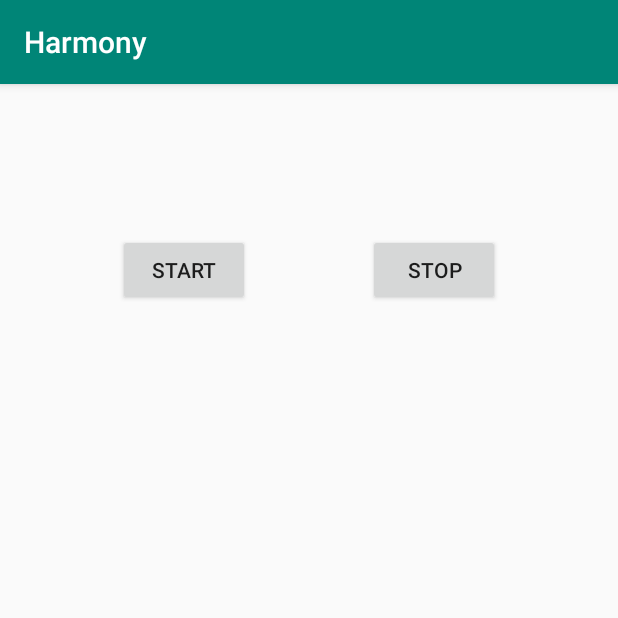
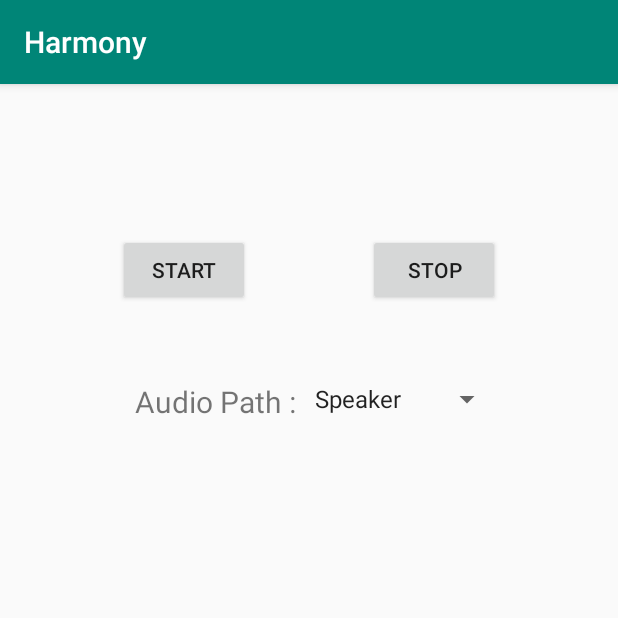
Before and after one commit to pqrk8805/acafela, an Android app: the screen it shows after launch (TestEncodingActivity), after a tap on "TEST ENCODING", on a phone screen of 412 x 824 dp, the top half of it. Run offline under Robolectric (Android 15) with nearby library versions, the light colour scheme and no system bars.

Commit message:
Test Audio Path Selection with TestEncodingActivity

```diff
--- a/src/android/app/src/main/java/com/acafela/harmony/activity/TestEncodingActivity.java
+++ b/src/android/app/src/main/java/com/acafela/harmony/activity/TestEncodingActivity.java
@@ -1,5 +1,6 @@
 package com.acafela.harmony.activity;
 
+import android.content.Context;
 import android.media.AudioFormat;
 import android.media.AudioManager;
 import android.media.AudioRecord;
@@ -10,15 +11,24 @@ import android.support.v7.app.AppCompatActivity;
 import android.os.Bundle;
 import android.util.Log;
 import android.view.View;
+import android.widget.AdapterView;
+import android.widget.ArrayAdapter;
 import android.widget.Button;
+import android.widget.Spinner;
+import android.widget.Toast;
 
 import com.acafela.harmony.R;
 
 public class TestEncodingActivity extends AppCompatActivity {
     private static final String LOG_TAG = TestEncodingActivity.class.getName();
 
+    private static final int SPINNER_SPEAKER = 0;
+    private static final int SPINNER_EARPIECE = 1;
+    private static final int SPINNER_BLUETOOTH = 2;
+
     Button mStartButton;
     Button mStopButton;
+    private AudioManager mAudioManager;
     AudioThread mAudioThread = new AudioThread();
 
     @Override
@@ -28,6 +38,61 @@ public class TestEncodingActivity extends AppCompatActivity {
 
         mStartButton = findViewById(R.id.start_button);
         mStopButton = findViewById(R.id.stop_button);
+
+        mAudioManager = (AudioManager) getSystemService(Context.AUDIO_SERVICE);
+        mAudioManager.setMode(AudioManager.MODE_IN_COMMUNICATION);
+
+        Spinner spinner = (Spinner) findViewById(R.id.audiopath_spinner);
+        ArrayAdapter<CharSequence> adapter = ArrayAdapter.createFromResource(this,
+                R.array.audioPath_array, android.R.layout.simple_spinner_item);
+        adapter.setDropDownViewResource(android.R.layout.simple_spinner_dropdown_item);
+        spinner.setAdapter(adapter);
+        spinner.setOnItemSelectedListener(new AdapterView.OnItemSelectedListener() {
+            @Override
+            public void onItemSelected(AdapterView<?> parent, View view, int position, long id) {
+                switch (position) {
+                    case SPINNER_SPEAKER:
+                    default:
+                        Toast.makeText(getApplicationContext(), "Speaker is Selected", Toast.LENGTH_SHORT).show();
+                        mAudioManager.setBluetoothScoOn(false);
+                        mAudioManager.stopBluetoothSco();
+                        mAudioManager.setSpeakerphoneOn(true);
+                        break;
+
+                    case SPINNER_EARPIECE:
+                        Toast.makeText(getApplicationContext(), "EarPiece is Selected", Toast.LENGTH_SHORT).show();
+                        mAudioManager.setBluetoothScoOn(false);
+                        mAudioManager.stopBluetoothSco();
+                        mAudioManager.setSpeakerphoneOn(false);
+                        break;
+
+                    case SPINNER_BLUETOOTH:
+                        Toast.makeText(getApplicationContext(), "Bluetooth is Selected", Toast.LENGTH_SHORT).show();
+                        mAudioManager.setSpeakerphoneOn(false);
+                        mAudioManager.setBluetoothScoOn(true);
+                        mAudioManager.startBluetoothSco();
+                        break;
+                }
+            }
+
+            @Override
+            public void onNothingSelected(AdapterView<?> parent) {
+
+            }
+        });
+        spinner.setSelection(SPINNER_SPEAKER);
+    }
+
+    @Override
+    protected void onPause() {
+        super.onPause();
+
+        mAudioThread.interrupt();
+        try {
+            mAudioThread.join();
+        } catch (InterruptedException e) {
+            Log.w(LOG_TAG, "Interrupted waiting for audio thread to finish");
+        }
     }
 
     public void onClickStartBtn(View v) {
--- a/src/android/app/src/main/res/layout/activity_test_encoding.xml
+++ b/src/android/app/src/main/res/layout/activity_test_encoding.xml
@@ -29,4 +29,24 @@
         app:layout_constraintStart_toEndOf="@+id/start_button"
         app:layout_constraintTop_toTopOf="@+id/start_button" />
 
+
+    <TextView
+        android:id="@+id/audiopath_textView"
+        android:layout_width="wrap_content"
+        android:layout_height="wrap_content"
+        android:text="Audio Path : "
+        android:textSize="20dp"
+        android:layout_marginTop="50dp"
+        app:layout_constraintEnd_toEndOf="parent"
+        app:layout_constraintHorizontal_bias="0.3"
+        app:layout_constraintStart_toStartOf="parent"
+        app:layout_constraintTop_toBottomOf="@+id/start_button" />
+
+    <Spinner
+        android:id="@+id/audiopath_spinner"
+        android:layout_width="wrap_content"
+        android:layout_height="wrap_content"
+        app:layout_constraintStart_toEndOf="@+id/audiopath_textView"
+        app:layout_constraintTop_toTopOf="@+id/audiopath_textView" />
+
 </android.support.constraint.ConstraintLayout>
--- a/src/android/app/src/main/res/values/strings.xml
+++ b/src/android/app/src/main/res/values/strings.xml
@@ -1,4 +1,10 @@
 <resources>
     <string name="app_name">Harmony</string>
     <string name="LocalIp">Local IP: %1$s</string>
+
+    <string-array name="audioPath_array">
+        <item>Speaker</item>
+        <item>EarPiece</item>
+        <item>Bluetooth</item>
+    </string-array>
 </resources>
```
Also changed, not shown: src/android/app/src/main/java/com/acafela/harmony/service/AudioDecoderCore.java (added, +71 -0 lines).
